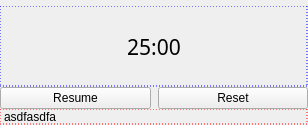
The window that pomodoro.ui (legendre6891/Pomodoro) describes before a commit, drawn with Qt 5.
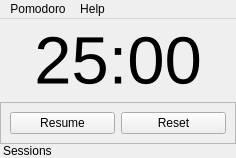
The same window after the commit. Icons and pictures are not drawn.

```diff
--- a/pomodoro.ui
+++ b/pomodoro.ui
@@ -6,8 +6,8 @@
    <rect>
     <x>0</x>
     <y>0</y>
-    <width>308</width>
-    <height>125</height>
+    <width>236</width>
+    <height>158</height>
    </rect>
   </property>
   <property name="windowTitle">
@@ -25,9 +25,7 @@
     <enum>Qt::WheelFocus</enum>
    </property>
    <property name="styleSheet">
-    <string notr="true">QHBoxLayout {
-border: 1px dashed black;
-}</string>
+    <string notr="true"/>
    </property>
    <layout class="QVBoxLayout" name="verticalLayout_2" stretch="1,0,0">
     <property name="spacing">
@@ -37,7 +35,7 @@
      <number>0</number>
     </property>
     <property name="topMargin">
-     <number>6</number>
+     <number>0</number>
     </property>
     <property name="rightMargin">
      <number>0</number>
@@ -47,18 +45,19 @@
     </property>
     <item>
      <widget class="QLabel" name="label">
+      <property name="minimumSize">
+       <size>
+        <width>6</width>
+        <height>0</height>
+       </size>
+      </property>
       <property name="font">
        <font>
-        <family>Hack</family>
-        <pointsize>16</pointsize>
-        <weight>50</weight>
-        <bold>false</bold>
+        <pointsize>50</pointsize>
        </font>
       </property>
       <property name="styleSheet">
-       <string notr="true">QLabel {
-border: 1px dashed blue;
-}</string>
+       <string notr="true"/>
       </property>
       <property name="text">
        <string>25:00</string>
@@ -69,10 +68,19 @@
      </widget>
     </item>
     <item>
+     <widget class="QFrame" name="frame">
+      <property name="styleSheet">
+       <string notr="true"/>
+      </property>
+      <property name="frameShape">
+       <enum>QFrame::StyledPanel</enum>
+      </property>
+      <property name="frameShadow">
+       <enum>QFrame::Raised</enum>
+      </property>
+      <layout class="QHBoxLayout" name="horizontalLayout_2">
+       <item>
      <layout class="QHBoxLayout" name="horizontalLayout">
-      <property name="spacing">
-       <number>7</number>
-      </property>
       <item>
        <widget class="QPushButton" name="goButton">
         <property name="text">
@@ -88,6 +96,9 @@
        </widget>
       </item>
      </layout>
+       </item>
+      </layout>
+     </widget>
     </item>
     <item>
      <widget class="QLabel" name="status_label">
@@ -95,20 +106,75 @@
        <enum>Qt::NoFocus</enum>
       </property>
       <property name="styleSheet">
-       <string notr="true">QLabel {
-border: 1px dashed red;
-}</string>
+       <string notr="true"/>
       </property>
       <property name="text">
-       <string>asdfasdfa</string>
+       <string>Sessions</string>
       </property>
       <property name="margin">
        <number>0</number>
       </property>
+      <property name="indent">
+       <number>3</number>
+      </property>
      </widget>
     </item>
    </layout>
   </widget>
+  <widget class="QMenuBar" name="menuBar">
+   <property name="geometry">
+    <rect>
+     <x>0</x>
+     <y>0</y>
+     <width>236</width>
+     <height>21</height>
+    </rect>
+   </property>
+   <property name="autoFillBackground">
+    <bool>false</bool>
+   </property>
+   <widget class="QMenu" name="menuSettings">
+    <property name="title">
+     <string>Pomodoro</string>
+    </property>
+    <addaction name="actionOptions"/>
+    <addaction name="actionAlways_On_Top"/>
+   </widget>
+   <widget class="QMenu" name="menuHelp">
+    <property name="title">
+     <string>Help</string>
+    </property>
+    <addaction name="actionAbout"/>
+   </widget>
+   <addaction name="menuSettings"/>
+   <addaction name="menuHelp"/>
+  </widget>
+  <action name="actionAbout">
+   <property name="icon">
+    <iconset resource="resources.qrc">
+     <normaloff>:/icons/res/icons/information.png</normaloff>:/icons/res/icons/information.png</iconset>
+   </property>
+   <property name="text">
+    <string>About</string>
+   </property>
+  </action>
+  <action name="actionOptions">
+   <property name="icon">
+    <iconset resource="resources.qrc">
+     <normaloff>:/icons/res/icons/setting_tools.png</normaloff>:/icons/res/icons/setting_tools.png</iconset>
+   </property>
+   <property name="text">
+    <string>Options</string>
+   </property>
+  </action>
+  <action name="actionAlways_On_Top">
+   <property name="checkable">
+    <bool>true</bool>
+   </property>
+   <property name="text">
+    <string>Always On Top</string>
+   </property>
+  </action>
  </widget>
  <resources>
   <include location="resources.qrc"/>
```
Left out of the diff: 4 changed lines with no effect on the pictures. Lines whose indentation alone changed are shown as unchanged.
